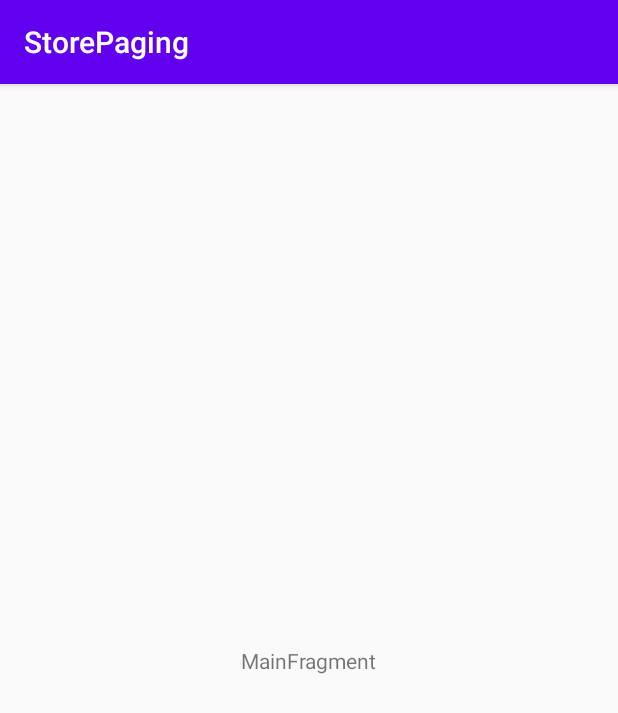
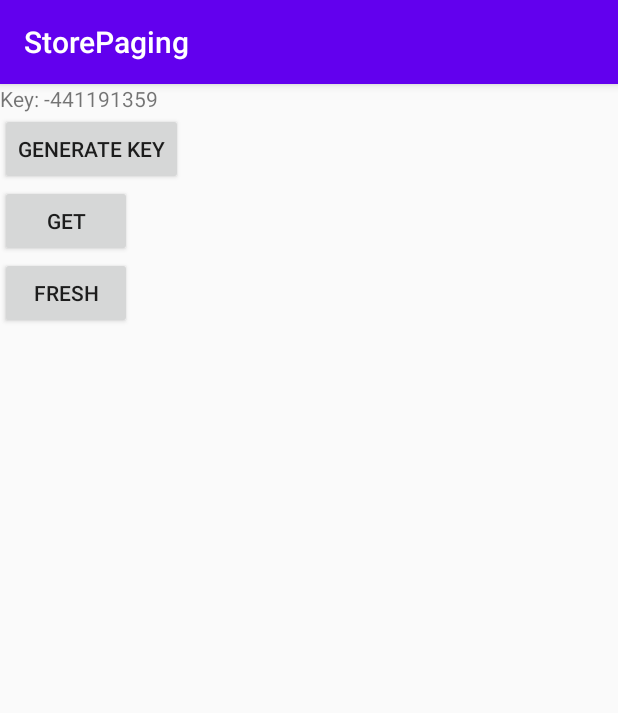
Before and after one commit to lcdsmao/PagingMemoryCacheStorePlayground, an Android app: the screen it shows after launch (MainActivity), on a phone screen of 412 x 824 dp. Shown: the top 713 px of the screen. Run offline under Robolectric (Android 15) with nearby library versions, the phone set to English and light mode, and no system bars; our stand-ins replace paging; libraries missing offline, so code that uses them is left out: androidx.paging; 2 statements that could not run were skipped.

Commit message:
Sample code

```diff
--- a/app/src/main/java/com/github/lcdsmao/storepaging/ui/main/MainFragment.kt
+++ b/app/src/main/java/com/github/lcdsmao/storepaging/ui/main/MainFragment.kt
@@ -4,9 +4,16 @@ import android.os.Bundle
 import android.view.LayoutInflater
 import android.view.View
 import android.view.ViewGroup
+import android.widget.TextView
 import androidx.fragment.app.Fragment
 import androidx.fragment.app.viewModels
+import androidx.lifecycle.Observer
+import androidx.paging.PagedListAdapter
+import androidx.recyclerview.widget.DiffUtil
+import androidx.recyclerview.widget.RecyclerView
 import com.github.lcdsmao.storepaging.R
+import kotlinx.android.synthetic.main.main_fragment.*
+import kotlin.random.Random
 
 class MainFragment : Fragment() {
 
@@ -22,4 +29,59 @@ class MainFragment : Fragment() {
     ): View {
         return inflater.inflate(R.layout.main_fragment, container, false)
     }
+
+    override fun onViewCreated(view: View, savedInstanceState: Bundle?) {
+        super.onViewCreated(view, savedInstanceState)
+
+        val adapter = MainAdapter()
+        recycler_view.adapter = adapter
+        viewModel.dummyData.observe(viewLifecycleOwner, Observer {
+            adapter.submitList(it)
+        })
+
+        button_generate_key.setOnClickListener {
+            generateKey()
+        }
+        generateKey()
+    }
+
+    private fun generateKey() {
+        val key = Random.nextInt().toString()
+        text_key.text = "Key: $key"
+        button_get.setOnClickListener {
+            viewModel.fetchDummyData(false, key)
+        }
+        button_fresh.setOnClickListener {
+            viewModel.fetchDummyData(true, key)
+        }
+    }
+
+    class MainAdapter : PagedListAdapter<String, RecyclerView.ViewHolder>(DIFF_CALLBACK) {
+        companion object {
+            val DIFF_CALLBACK = object : DiffUtil.ItemCallback<String>() {
+                override fun areItemsTheSame(oldItem: String, newItem: String): Boolean {
+                    return oldItem == newItem
+                }
+
+                override fun areContentsTheSame(oldItem: String, newItem: String): Boolean {
+                    return oldItem == newItem
+                }
+
+            }
+        }
+
+        override fun onCreateViewHolder(parent: ViewGroup, viewType: Int): RecyclerView.ViewHolder {
+            val view = TextView(parent.context).apply {
+                layoutParams = ViewGroup.LayoutParams(
+                    ViewGroup.LayoutParams.MATCH_PARENT,
+                    ViewGroup.LayoutParams.WRAP_CONTENT
+                )
+            }
+            return object : RecyclerView.ViewHolder(view) {}
+        }
+
+        override fun onBindViewHolder(holder: RecyclerView.ViewHolder, position: Int) {
+            (holder.itemView as TextView).text = getItem(position)
+        }
+    }
 }
--- a/app/src/main/res/layout/main_fragment.xml
+++ b/app/src/main/res/layout/main_fragment.xml
@@ -1,22 +1,49 @@
 <?xml version="1.0" encoding="utf-8"?>
-<androidx.constraintlayout.widget.ConstraintLayout xmlns:android="http://schemas.android.com/apk/res/android"
+<LinearLayout xmlns:android="http://schemas.android.com/apk/res/android"
     xmlns:app="http://schemas.android.com/apk/res-auto"
     xmlns:tools="http://schemas.android.com/tools"
     android:id="@+id/main"
+    android:orientation="vertical"
     android:layout_width="match_parent"
     android:layout_height="match_parent"
     tools:context=".ui.main.MainFragment"
     >
 
     <TextView
-        android:id="@+id/message"
+        android:id="@+id/text_key"
         android:layout_width="wrap_content"
         android:layout_height="wrap_content"
-        android:text="MainFragment"
-        app:layout_constraintBottom_toBottomOf="parent"
-        app:layout_constraintEnd_toEndOf="parent"
-        app:layout_constraintStart_toStartOf="parent"
-        app:layout_constraintTop_toTopOf="parent"
         />
 
-</androidx.constraintlayout.widget.ConstraintLayout>
+    <Button
+        android:id="@+id/button_generate_key"
+        android:layout_width="wrap_content"
+        android:layout_height="wrap_content"
+        android:text="Generate Key"
+        />
+
+    <Button
+        android:id="@+id/button_get"
+        android:layout_width="wrap_content"
+        android:layout_height="wrap_content"
+        android:text="Get"
+        />
+
+    <Button
+        android:id="@+id/button_fresh"
+        android:layout_width="wrap_content"
+        android:layout_height="wrap_content"
+        android:text="Fresh"
+        />
+
+    <androidx.recyclerview.widget.RecyclerView
+        android:id="@+id/recycler_view"
+        android:orientation="vertical"
+        android:layout_width="match_parent"
+        android:layout_height="match_parent"
+        app:layoutManager="androidx.recyclerview.widget.LinearLayoutManager"
+        >
+
+    </androidx.recyclerview.widget.RecyclerView>
+
+</LinearLayout>
```
Also changed, not shown: app/src/main/java/com/github/lcdsmao/storepaging/data/AppStore.kt (added, +47 -0 lines), app/src/main/java/com/github/lcdsmao/storepaging/data/DummyDataSource.kt (added, +34 -0 lines), app/src/main/java/com/github/lcdsmao/storepaging/ui/main/MainViewModel.kt (+19 -1 lines).
